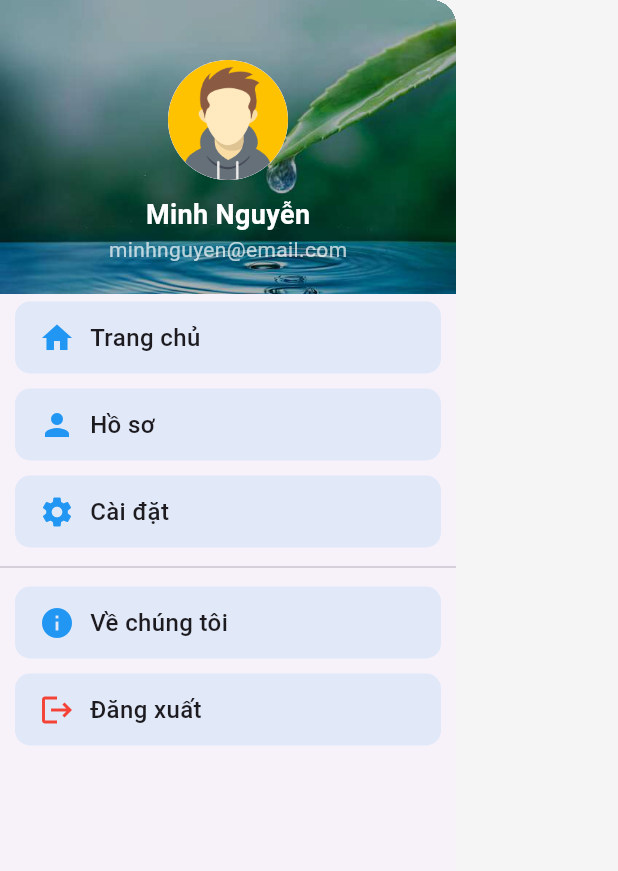
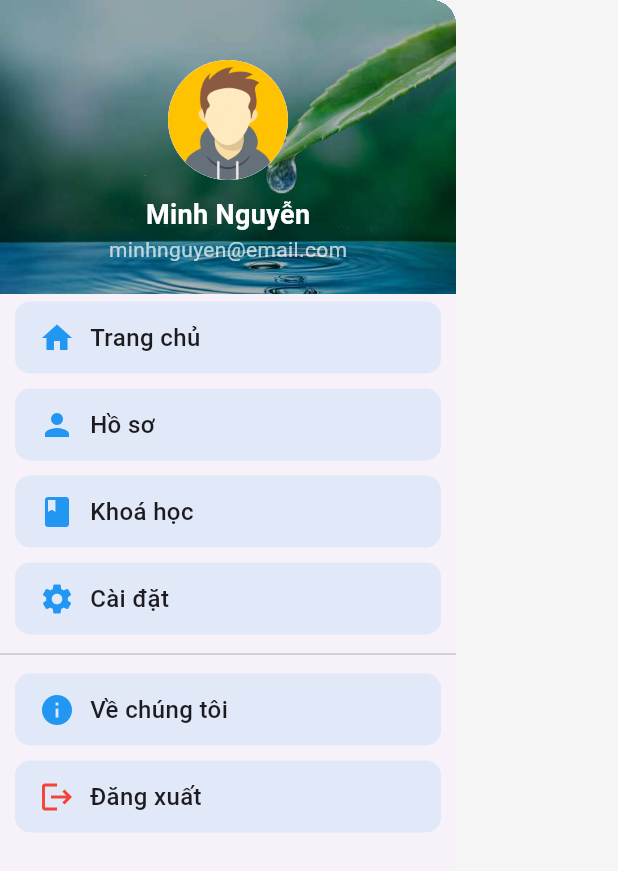
Before and after one commit to TranMC/elearn, a Flutter app: the SideNavigation widget shown alone on an empty page, opened directly with empty values, on a phone screen of 412 x 824 dp. Shown: the top 871 px of the screen. Run offline on Flutter 3.47's test engine with Material 3 defaults, Android fonts, the phone set to English and light mode, and no system bars; our stand-ins replace shared_preferences; accounts and stored records are empty.

Commit message:
Tinh chỉnh navigation

```diff
--- a/lib/main.dart
+++ b/lib/main.dart
@@ -12,6 +12,8 @@ void main() {
 }
 
 class ElearningApp extends StatelessWidget {
+  const ElearningApp({super.key});
+
   @override
   Widget build(BuildContext context) {
     return MaterialApp(
--- a/lib/screens/course_detail.dart
+++ b/lib/screens/course_detail.dart
@@ -1,11 +1,11 @@
 import 'package:flutter/material.dart';
-import '';
+
 
 
 class CourseDetailScreen extends StatelessWidget {
   final Map<String, String> course;
 
-  CourseDetailScreen({required this.course});
+  const CourseDetailScreen({super.key, required this.course});
 
   @override
   Widget build(BuildContext context) {
--- a/lib/screens/login_screen.dart
+++ b/lib/screens/login_screen.dart
@@ -2,6 +2,8 @@ import 'package:flutter/material.dart';
 import 'home_screen.dart';
 
 class LoginScreen extends StatelessWidget {
+  const LoginScreen({super.key});
+
   @override
   Widget build(BuildContext context) {
     return Scaffold(
--- a/lib/screens/profile_screen.dart
+++ b/lib/screens/profile_screen.dart
@@ -1,6 +1,8 @@
 import 'package:flutter/material.dart';
 
 class ProfileScreen extends StatelessWidget {
+  const ProfileScreen({super.key});
+
   @override
   Widget build(BuildContext context) {
     print("🟢 [PROFILE] ProfileScreen đang được build");
--- a/lib/screens/settings_screen.dart
+++ b/lib/screens/settings_screen.dart
@@ -1,6 +1,8 @@
 import 'package:flutter/material.dart';
 
 class SettingsScreen extends StatelessWidget {
+  const SettingsScreen({super.key});
+
   @override
   Widget build(BuildContext context) {
     return Center(
--- a/lib/widgets/side_navigation.dart
+++ b/lib/widgets/side_navigation.dart
@@ -4,7 +4,7 @@ import '../screens/login_screen.dart';
 class SideNavigation extends StatelessWidget {
   final Function(int) onSelect;
 
-  const SideNavigation({required this.onSelect, Key? key}) : super(key: key);
+  const SideNavigation({required this.onSelect, super.key});
 
   @override
   Widget build(BuildContext context) {
@@ -17,7 +17,8 @@ class SideNavigation extends StatelessWidget {
               children: [
                 _buildDrawerItem(Icons.home, "Trang chủ", 0, context),
                 _buildDrawerItem(Icons.person, "Hồ sơ", 1, context),
-                _buildDrawerItem(Icons.settings, "Cài đặt", 2, context),
+                _buildDrawerItem(Icons.class_, "Khoá học", 2, context),
+                _buildDrawerItem(Icons.settings, "Cài đặt", 4, context),
                 Divider(),
                 _buildDrawerItem(Icons.info, "Về chúng tôi", 3, context),
                 _buildDrawerItem(
```
Also changed, not shown: lib/screens/home_screen.dart (+5 -2 lines).
